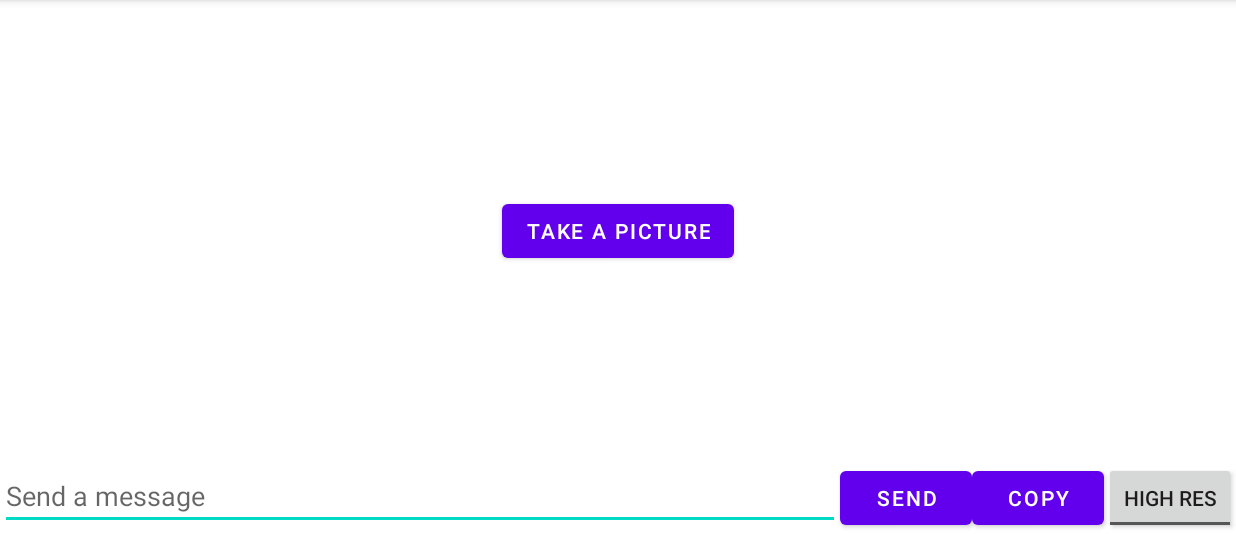
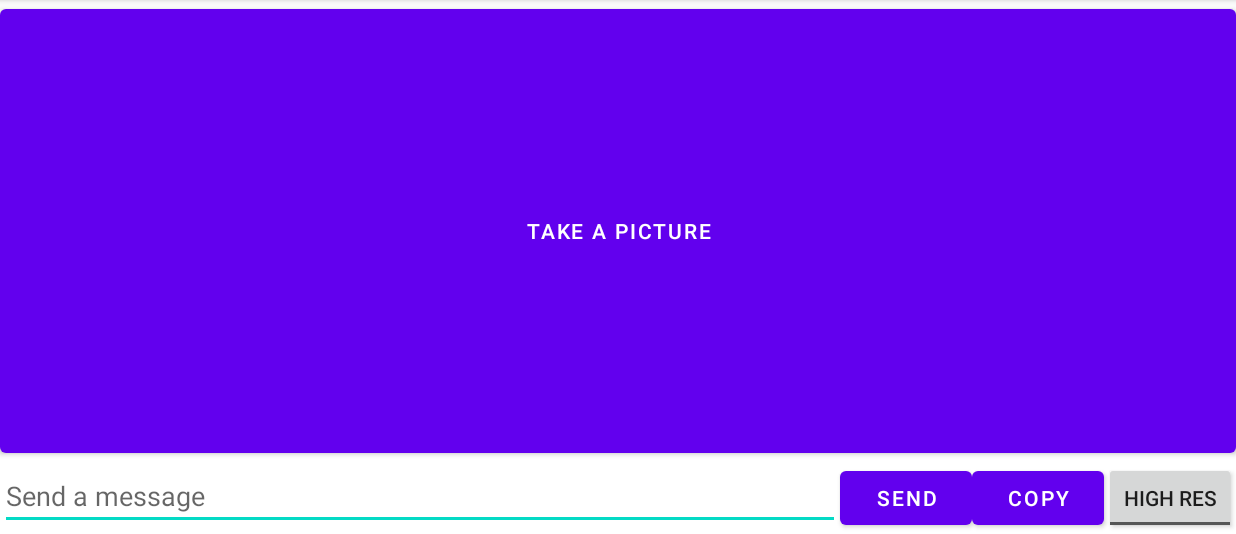
Before and after one commit to RastislavKish/VScan, an Android app: the ScanActivity screen opened directly, with no data from a screen before it, on a phone screen of 824 x 412 dp (held sideways), the part 84-618 px from its top. Run offline under Robolectric (Android 15) with nearby library versions, the phone set to English and light mode, and no system bars; libraries missing offline, so code that uses them is left out: androidx.camera.core, androidx.camera.lifecycle; 3 statements that could not run were skipped.

Commit message:
Fix the Take a picture button size
Make the Take a picture button of the scan screen take up all available space to make it easy to focus using explore by touch

```diff
--- a/app/src/main/res/layout/activity_scan.xml
+++ b/app/src/main/res/layout/activity_scan.xml
@@ -8,8 +8,8 @@
 
     <Button
         android:id="@+id/scanButton"
-        android:layout_width="wrap_content"
-        android:layout_height="wrap_content"
+        android:layout_width="0dp"
+        android:layout_height="0dp"
         android:text="Take a picture"
         android:onClick="scanButtonClick"
         app:layout_constraintTop_toTopOf="parent"
```
